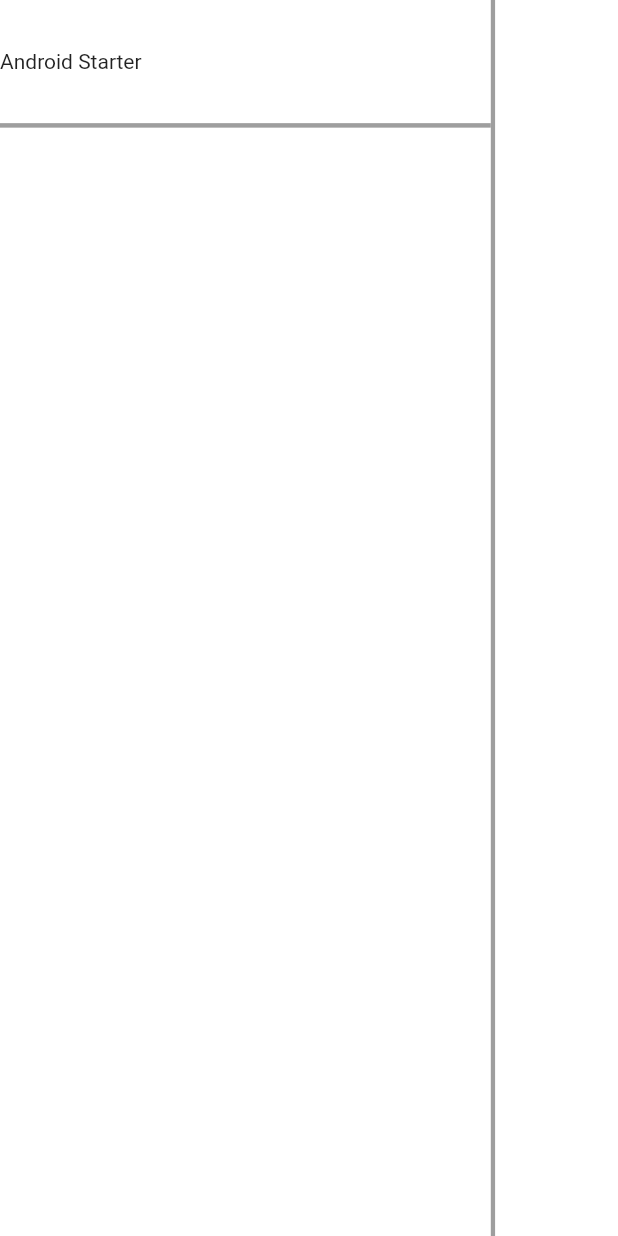
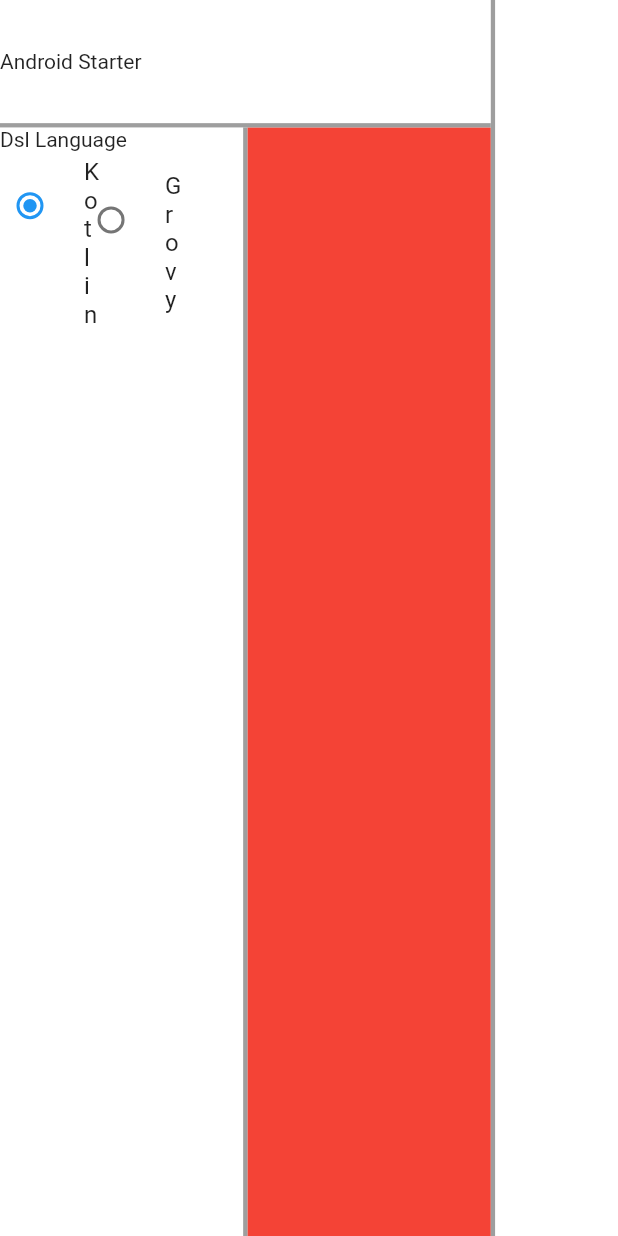
Before and after one commit to Nikolaiko/AndroidStarterWeb, a Flutter app: the screen it shows after launch, on a phone screen of 412 x 824 dp. Run offline on Flutter 3.47's test engine with Material 2 defaults, Android fonts, the light colour scheme and no system bars.

Commit message:
First settings

```diff
--- /dev/null
+++ b/lib/model/enum/dsl_language_enum.dart
@@ -0,0 +1,4 @@
+enum DslLanguage {
+  kotlin,
+  groovy
+}
--- /dev/null
+++ b/lib/screens/widgets/project_settings_frames/configuration_widgets/dsl_language_selector.dart
@@ -0,0 +1,57 @@
+import 'package:android_starter_web/model/enum/dsl_language_enum.dart';
+import 'package:flutter/material.dart';
+
+class DSLLanguageSelector extends StatefulWidget {
+  const DSLLanguageSelector({ Key? key }) : super(key: key);
+
+  @override
+  _DSLLanguageSelectorState createState() => _DSLLanguageSelectorState();
+}
+
+class _DSLLanguageSelectorState extends State<DSLLanguageSelector> {
+  DslLanguage? _dslLanguage = DslLanguage.kotlin;
+
+  @override
+  Widget build(BuildContext context) {
+    return Container(
+      child: Column(
+        crossAxisAlignment: CrossAxisAlignment.start,
+        children: [
+          Text("Dsl Language"),
+          Row(
+            mainAxisAlignment: MainAxisAlignment.end,
+            children: [
+              Flexible(
+                child: RadioListTile<DslLanguage>(
+                  contentPadding: EdgeInsets.zero,
+                  title: const Text('Kotlin'),
+                  value: DslLanguage.kotlin,
+                  groupValue: _dslLanguage,
+                  onChanged: (DslLanguage? value) {
+                    setState(() {
+                      _dslLanguage = value;
+                    });
+                  },
+                ),
+              ),
+              Flexible(
+                child: RadioListTile<DslLanguage>(
+                  contentPadding: EdgeInsets.zero,
+                  title: const Text('Grovy'),
+                  value: DslLanguage.groovy,
+                  groupValue: _dslLanguage,
+                  onChanged: (DslLanguage? value) {
+                    setState(() {
+                      _dslLanguage = value;
+                    });
+                  },
+                ),
+              ),
+              Spacer()
+            ]
+          )
+        ]
+      )
+    );
+  }
+}
--- a/lib/screens/widgets/project_settings_frames/project_configuration_frame.dart
+++ b/lib/screens/widgets/project_settings_frames/project_configuration_frame.dart
@@ -1,12 +1,24 @@
+import 'package:android_starter_web/screens/widgets/project_settings_frames/configuration_widgets/dsl_language_selector.dart';
 import 'package:flutter/material.dart';
 
 class ProjectConfigurationFrame extends StatelessWidget {
-  const ProjectConfigurationFrame({ Key? key }) : super(key: key);
+  final Color _backColor;
+
+
+  const ProjectConfigurationFrame(
+    this._backColor,
+    { Key? key }
+  ) : super(key: key);
 
   @override
   Widget build(BuildContext context) {
     return Container(
-
+      color: _backColor,
+      child: Column(
+        children: [
+          DSLLanguageSelector()
+        ]
+      )
     );
   }
 }
--- a/lib/screens/widgets/project_settings_frames/project_dependencies_frame.dart
+++ b/lib/screens/widgets/project_settings_frames/project_dependencies_frame.dart
@@ -6,7 +6,7 @@ class ProjectDepedenciesFrame extends StatelessWidget {
   @override
   Widget build(BuildContext context) {
     return Container(
-
+      color: Colors.red,
     );
   }
 }
--- a/lib/screens/widgets/project_settings_frames/project_settings_frame.dart
+++ b/lib/screens/widgets/project_settings_frames/project_settings_frame.dart
@@ -1,18 +1,24 @@
+import 'package:android_starter_web/model/states/main_screen_state.dart';
 import 'package:android_starter_web/screens/widgets/project_settings_frames/project_configuration_frame.dart';
 import 'package:android_starter_web/screens/widgets/project_settings_frames/project_dependencies_frame.dart';
 import 'package:flutter/material.dart';
+import 'package:provider/provider.dart';
 
 class ProjectSettingsFrame extends StatelessWidget {
   const ProjectSettingsFrame({ Key? key }) : super(key: key);
 
   @override
   Widget build(BuildContext context) {
+    MainScreenState state = Provider.of<MainScreenState>(context);
     return Row(
       children: [
         Flexible(
           flex: 1,
-          child: ProjectConfigurationFrame(),
+          child: ProjectConfigurationFrame(
+            state.mainBackgroundColor
+          ),
         ),
+        VerticalDivider(),
         Flexible(
           flex: 1,
           child: ProjectDepedenciesFrame(),
--- a/lib/screens/widgets/theme_color_frame.dart
+++ b/lib/screens/widgets/theme_color_frame.dart
@@ -5,10 +5,8 @@ class ThemeColorFrame extends StatelessWidget {
 
   @override
   Widget build(BuildContext context) {
-    return Expanded(
-      child: Container(
-        color: Colors.white,
-      ),
+    return Container(
+      color: Colors.white,
     );
   }
 }
```
